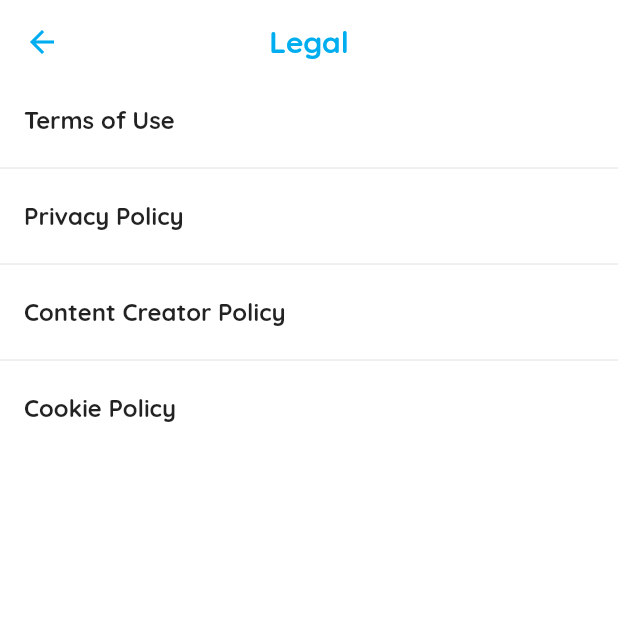
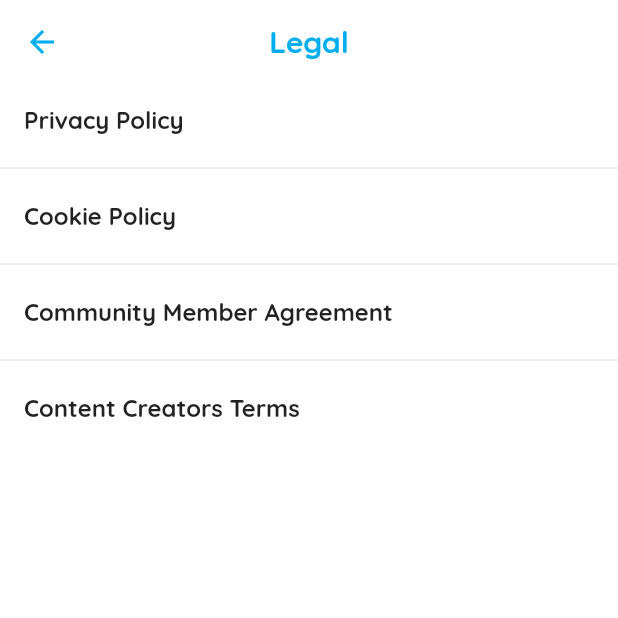
Before and after one commit to Excluzeev/Excluzeev_mobile_app, a Flutter app: the LeagalLinks screen opened directly, on a phone screen of 412 x 824 dp, the top half of it. Run offline on Flutter 3.47's test engine with Material 2 defaults, Android fonts, the phone set to English and light mode, and no system bars; our stand-ins replace built_collection, built_value, cloud_firestore, device_info, firebase_auth, firebase_remote_config and 10 more; missing offline and left inert: custom_chewie, firestore_ui, flutter_advanced_networkimage, flutter_custom_tabs, flutter_webview_plugin and 2 more; accounts and stored records are empty; generated files the repository leaves out were written again; statements that could not run were skipped.

Commit message:
Search bar and legal terms app

```diff
--- a/lib/i18n/translation.dart
+++ b/lib/i18n/translation.dart
@@ -479,6 +479,11 @@ class Translation {
   String get contentCreatorPolicy =>
       Intl.message('Content Creator Policy', name: 'contentCreatorPolicy');
   String get termsOfUse => Intl.message('Terms of Use', name: 'termsOfUse');
+  String get contentCreatorsTerms =>
+      Intl.message('Content Creators Terms', name: 'contentCreatorsTerms');
+  String get communityMemberAgreement =>
+      Intl.message('Community Member Agreement',
+          name: 'communityMemberAgreement');
   String get legalDocs => Intl.message('Legal', name: 'legalDocs');
 
   String get aboutData => Intl.message(
--- a/lib/pages/home/legal.dart
+++ b/lib/pages/home/legal.dart
@@ -9,7 +9,6 @@ class LeagalLinks extends StatelessWidget {
   Translation translation;
   TextStyle drawerItemTextStyle =
       TextStyle(fontWeight: FontWeight.bold, fontSize: 16.0);
-
 
   void _launchURL(BuildContext context, String url) async {
     try {
@@ -46,19 +45,9 @@ class LeagalLinks extends StatelessWidget {
         child: Column(
           children: <Widget>[
             FlatButton(
-            onPressed: () { _launchURL(context, "https://excluzeev.com/license-agreement"); },
-            child: SizedBox(
-              width: double.infinity,
-              child: Text(
-                translation.termsOfUse,
-                style: drawerItemTextStyle,
-                textAlign: TextAlign.left,
-              ),
-            ),
-          ),
-          Divider(),
-          FlatButton(
-            onPressed: () { _launchURL(context, "https://excluzeev.com/privacy-policy"); },
+              onPressed: () {
+                _launchURL(context, "https://excluzeev.com/privacy-policy");
+              },
               child: SizedBox(
                 width: double.infinity,
                 child: Text(
@@ -70,11 +59,13 @@ class LeagalLinks extends StatelessWidget {
             ),
             Divider(),
             FlatButton(
-            onPressed: () { _launchURL(context, "https://excluzeev.com/content-creator-policy"); },
+              onPressed: () {
+                _launchURL(context, "https://excluzeev.com/cookie-policy");
+              },
               child: SizedBox(
                 width: double.infinity,
                 child: Text(
-                translation.contentCreatorPolicy,
+                  translation.cookiePolicy,
                   style: drawerItemTextStyle,
                   textAlign: TextAlign.left,
                 ),
@@ -82,11 +73,28 @@ class LeagalLinks extends StatelessWidget {
             ),
             Divider(),
             FlatButton(
-            onPressed: () { _launchURL(context, "https://excluzeev.com/cookie-policy"); },
+              onPressed: () {
+                _launchURL(context, "https://excluzeev.com/community-member");
+              },
               child: SizedBox(
                 width: double.infinity,
                 child: Text(
-                translation.cookiePolicy,
+                  translation.communityMemberAgreement,
+                  style: drawerItemTextStyle,
+                  textAlign: TextAlign.left,
+                ),
+              ),
+            ),
+            Divider(),
+            FlatButton(
+              onPressed: () {
+                _launchURL(
+                    context, "https://excluzeev.com/content-creator-policy");
+              },
+              child: SizedBox(
+                width: double.infinity,
+                child: Text(
+                  translation.contentCreatorsTerms,
                   style: drawerItemTextStyle,
                   textAlign: TextAlign.left,
                 ),
--- a/lib/widgets/full_app_logo.dart
+++ b/lib/widgets/full_app_logo.dart
@@ -10,9 +10,7 @@ class FullAppLogo extends StatelessWidget {
 
   @override
   Widget build(BuildContext context) {
-    return Hero(
-      tag: TAG,
-      child: Container(
+    return Container(
       child: Material(
         color: Colors.transparent,
         child: Center(
@@ -29,7 +27,6 @@ class FullAppLogo extends StatelessWidget {
                 height: 8.0,
               ),
             ],
-            ),
           ),
         ),
       ),
```
Also changed, not shown: lib/models/trailer.dart (+52 -3 lines), lib/pages/creatorauth/content_creator_signup_page.dart (+1 -18 lines), lib/pages/home/search_page.dart (+40 -29 lines). Lines whose indentation alone changed are shown as unchanged.
